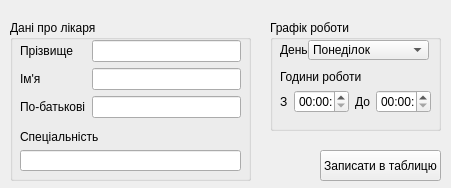
The window that adddoctor.ui (Shadowfank/ClinicRegistry) describes before a commit, drawn with Qt 5.
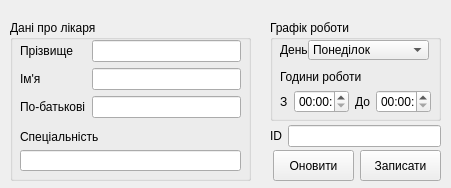
The same window after the commit.

What changed in the file:
```diff
--- a/adddoctor.ui
+++ b/adddoctor.ui
@@ -16,14 +16,14 @@
   <widget class="QPushButton" name="pushButton">
    <property name="geometry">
     <rect>
-     <x>320</x>
+     <x>360</x>
      <y>150</y>
-     <width>121</width>
+     <width>81</width>
      <height>31</height>
     </rect>
    </property>
    <property name="text">
-    <string>Записати в таблицю</string>
+    <string>Записати</string>
    </property>
   </widget>
   <widget class="QGroupBox" name="groupBox">
@@ -32,7 +32,7 @@
      <x>270</x>
      <y>20</y>
      <width>171</width>
-     <height>111</height>
+     <height>101</height>
     </rect>
    </property>
    <property name="title">
@@ -223,6 +223,41 @@
     </layout>
    </widget>
   </widget>
+  <widget class="QPushButton" name="pushButton_2">
+   <property name="geometry">
+    <rect>
+     <x>273</x>
+     <y>150</y>
+     <width>81</width>
+     <height>31</height>
+    </rect>
+   </property>
+   <property name="text">
+    <string>Оновити</string>
+   </property>
+  </widget>
+  <widget class="QWidget" name="">
+   <property name="geometry">
+    <rect>
+     <x>270</x>
+     <y>125</y>
+     <width>171</width>
+     <height>22</height>
+    </rect>
+   </property>
+   <layout class="QHBoxLayout" name="horizontalLayout_2">
+    <item>
+     <widget class="QLabel" name="label_5">
+      <property name="text">
+       <string>ID</string>
+      </property>
+     </widget>
+    </item>
+    <item>
+     <widget class="QLineEdit" name="id_"/>
+    </item>
+   </layout>
+  </widget>
  </widget>
  <tabstops>
   <tabstop>sname</tabstop>
```
Left out of the diff: 1 changed line with no effect on the pictures.
